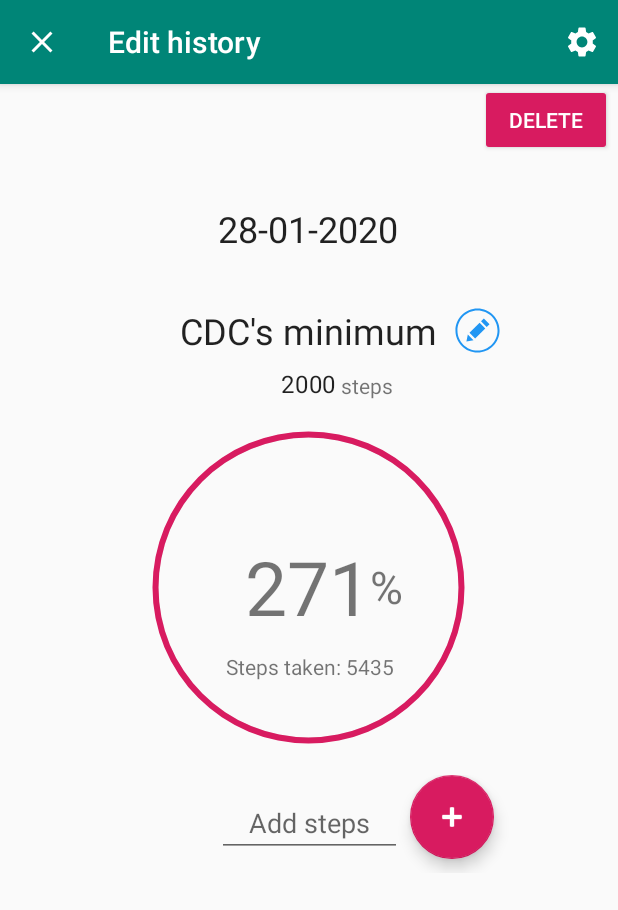
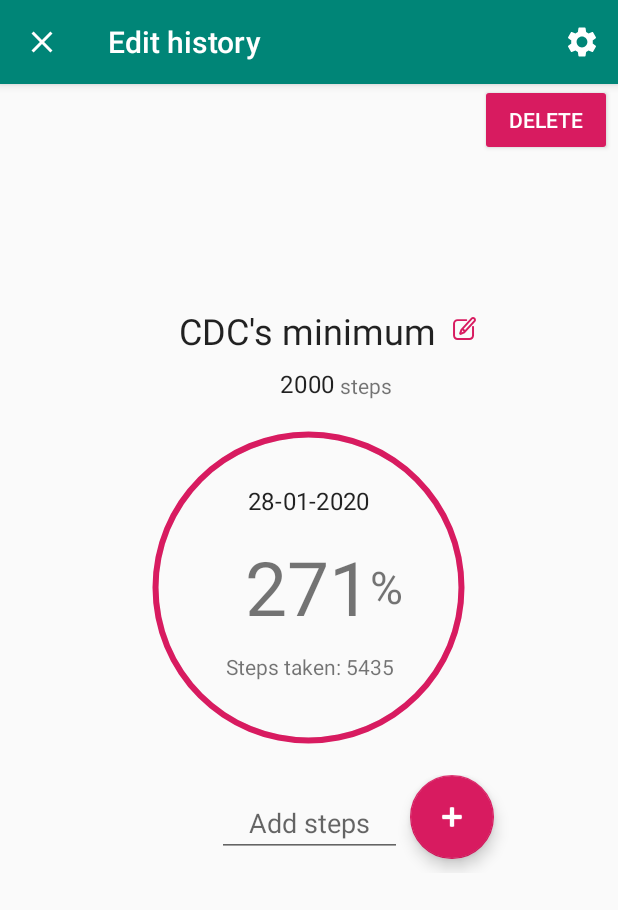
Before and after one commit to NiklavsM/StepCounter, an Android app: the HistoryFragment screen opened through its navigation route, after a tap on an icon or button, on a phone screen of 412 x 824 dp. Shown: the top 910 px of the screen. Run offline under Robolectric (Android 15) with nearby library versions, the phone set to English and light mode, and no system bars; our stand-ins replace Room's generated code, navigation-ui.

```diff
--- a/app/src/main/java/com/example/stepcounter/services/NotificationService.java
+++ b/app/src/main/java/com/example/stepcounter/services/NotificationService.java
@@ -45,11 +45,11 @@ public class NotificationService extends LifecycleService {
                 }
             }
             if (goalCompleted >= 1 && !goalReachedNotified) {
-                NotificationUtils.goalNotification(getApplicationContext(), currentGoalName + " goal completed", "Well done!");
+                NotificationUtils.goalNotification(getApplicationContext(), currentGoalName + " goal completed!", "Well done!");
                 goalReachedNotified = true;
             }
             if (goalCompleted >= 0.5 && goalCompleted < 1 && !goalHalfReachedNotified) {
-                NotificationUtils.goalNotification(getApplicationContext(), "Half way there!", (int) (100 * goalCompleted) + "% completed"
+                NotificationUtils.goalNotification(getApplicationContext(), "Half way there!", (int) (100 * goalCompleted) + "% completed!"
 //                        getApplicationContext().getString(R.string.goal_half_reached_notification_title) + currentGoalName
                 );
                 goalHalfReachedNotified = true;
--- a/app/src/main/java/com/example/stepcounter/ui/history/HistoryFragment.java
+++ b/app/src/main/java/com/example/stepcounter/ui/history/HistoryFragment.java
@@ -15,7 +15,6 @@ import androidx.lifecycle.ViewModelProvider;
 import androidx.navigation.NavController;
 import androidx.navigation.Navigation;
 import androidx.preference.PreferenceManager;
-import androidx.recyclerview.widget.ItemTouchHelper;
 import androidx.recyclerview.widget.LinearLayoutManager;
 import androidx.recyclerview.widget.RecyclerView;
 
@@ -34,7 +33,6 @@ public class HistoryFragment extends Fragment {
     private HistoryViewModel historyViewModel;
     private FloatingActionButton btnAddHistory;
     private NavController navController;
-    private ItemTouchHelper itemTouchHelper;
     private SharedPreferences sharedPreferences;
 
     @Override
@@ -64,21 +62,6 @@ public class HistoryFragment extends Fragment {
                 bundle.putInt(HISTORY_ID, history.getId());
                 navController.navigate(R.id.action_navigation_history_to_navigation_home, bundle);
             });
-            itemTouchHelper = new ItemTouchHelper(new ItemTouchHelper.SimpleCallback(0, ItemTouchHelper.RIGHT | ItemTouchHelper.LEFT) {
-                @Override
-                public boolean onMove(@NonNull RecyclerView recyclerView, @NonNull RecyclerView.ViewHolder viewHolder, @NonNull RecyclerView.ViewHolder target) {
-                    return false;
-                }
-
-                @Override
-                public void onSwiped(@NonNull final RecyclerView.ViewHolder viewHolder, int direction) {
-                    HistoryEntity historyToRemove = historyAdapter.getHistoryAtIndex(viewHolder.getAdapterPosition());
-                    historyViewModel.deleteHistory(historyToRemove);
-                    showUndoSnackbar(historyToRemove);
-                }
-            });
-            itemTouchHelper.attachToRecyclerView(recyclerView);
-
         }
 
         recyclerView.setAdapter(historyAdapter);
--- a/app/src/main/java/com/example/stepcounter/utils/NotificationUtils.java
+++ b/app/src/main/java/com/example/stepcounter/utils/NotificationUtils.java
@@ -33,7 +33,6 @@ public class NotificationUtils {
                 .setLargeIcon(largeIcon(context))
                 .setContentTitle(titleText)
                 .setContentText(bodyText)
-//                .setStyle(new NotificationCompat.BigTextStyle().bigText(bodyText))
                 .setDefaults(Notification.DEFAULT_VIBRATE)
                 .setContentIntent(contentIntent(context))
                 .setAutoCancel(true);
--- /dev/null
+++ b/app/src/main/res/drawable/ic_edit_button.xml
@@ -0,0 +1,12 @@
+<vector xmlns:android="http://schemas.android.com/apk/res/android"
+    android:width="348.882dp"
+    android:height="348.882dp"
+    android:viewportWidth="348.882"
+    android:viewportHeight="348.882">
+  <path
+      android:fillColor="@color/colorAccent"
+      android:pathData="M333.988,11.758l-0.42,-0.383C325.538,4.04 315.129,0 304.258,0c-12.187,0 -23.888,5.159 -32.104,14.153L116.803,184.231c-1.416,1.55 -2.49,3.379 -3.154,5.37l-18.267,54.762c-2.112,6.331 -1.052,13.333 2.835,18.729c3.918,5.438 10.23,8.685 16.886,8.685c0,0 0.001,0 0.001,0c2.879,0 5.693,-0.592 8.362,-1.76l52.89,-23.138c1.923,-0.841 3.648,-2.076 5.063,-3.626L336.771,73.176C352.937,55.479 351.69,27.929 333.988,11.758zM130.381,234.247l10.719,-32.134l0.904,-0.99l20.316,18.556l-0.904,0.99L130.381,234.247zM314.621,52.943L182.553,197.53l-20.316,-18.556L294.305,34.386c2.583,-2.828 6.118,-4.386 9.954,-4.386c3.365,0 6.588,1.252 9.082,3.53l0.419,0.383C319.244,38.922 319.63,47.459 314.621,52.943z"/>
+  <path
+      android:fillColor="@color/colorAccent"
+      android:pathData="M303.85,138.388c-8.284,0 -15,6.716 -15,15v127.347c0,21.034 -17.113,38.147 -38.147,38.147H68.904c-21.035,0 -38.147,-17.113 -38.147,-38.147V100.413c0,-21.034 17.113,-38.147 38.147,-38.147h131.587c8.284,0 15,-6.716 15,-15s-6.716,-15 -15,-15H68.904c-37.577,0 -68.147,30.571 -68.147,68.147v180.321c0,37.576 30.571,68.147 68.147,68.147h181.798c37.576,0 68.147,-30.571 68.147,-68.147V153.388C318.85,145.104 312.134,138.388 303.85,138.388z"/>
+</vector>
--- a/app/src/main/res/layout/activity_main.xml
+++ b/app/src/main/res/layout/activity_main.xml
@@ -1,5 +1,5 @@
 <?xml version="1.0" encoding="utf-8"?>
-<androidx.constraintlayout.widget.ConstraintLayout xmlns:android="http://schemas.android.com/apk/res/android"
+<androidx.coordinatorlayout.widget.CoordinatorLayout xmlns:android="http://schemas.android.com/apk/res/android"
     xmlns:app="http://schemas.android.com/apk/res-auto"
     android:id="@+id/container"
     android:layout_width="match_parent"
@@ -15,14 +15,13 @@
 
     <com.google.android.material.bottomnavigation.BottomNavigationView
         android:id="@+id/nav_view"
-        android:layout_width="0dp"
+        android:layout_width="match_parent"
         android:layout_height="wrap_content"
-        android:layout_marginStart="0dp"
-        android:layout_marginEnd="0dp"
+        android:layout_gravity="bottom"
         android:background="?android:attr/windowBackground"
         app:layout_constraintBottom_toBottomOf="parent"
         app:layout_constraintLeft_toLeftOf="parent"
         app:layout_constraintRight_toRightOf="parent"
         app:menu="@menu/bottom_nav_menu" />
 
-</androidx.constraintlayout.widget.ConstraintLayout>
+</androidx.coordinatorlayout.widget.CoordinatorLayout>
--- a/app/src/main/res/layout/fragment_home.xml
+++ b/app/src/main/res/layout/fragment_home.xml
@@ -22,17 +22,17 @@
         android:id="@+id/tv_date_selected"
         android:layout_width="wrap_content"
         android:layout_height="wrap_content"
-        android:layout_marginTop="80dp"
-        android:textAppearance="@style/TextAppearance.MaterialComponents.Headline5"
-        app:layout_constraintEnd_toEndOf="parent"
-        app:layout_constraintHorizontal_bias="0.498"
-        app:layout_constraintStart_toStartOf="parent"
-        app:layout_constraintTop_toTopOf="parent"
+        android:layout_marginTop="56dp"
+        android:textAppearance="@style/TextAppearance.MaterialComponents.Subtitle1"
+        app:layout_constraintEnd_toEndOf="@+id/progressBar"
+        app:layout_constraintHorizontal_bias="0.502"
+        app:layout_constraintStart_toStartOf="@+id/progressBar"
+        app:layout_constraintTop_toBottomOf="@+id/relativeLayout2"
         tools:text="2/18/2020" />
 
     <androidx.constraintlayout.widget.ConstraintLayout
         android:id="@+id/relativeLayout2"
-        android:layout_width="283dp"
+        android:layout_width="match_parent"
         android:layout_height="wrap_content"
         android:layout_marginTop="124dp"
         app:layout_constraintEnd_toEndOf="@+id/progressBar"
@@ -44,11 +44,10 @@
             android:id="@+id/tv_active_goal"
             android:layout_width="wrap_content"
             android:layout_height="wrap_content"
-            android:layout_below="@+id/tv_active_goal_label"
 
             android:layout_marginTop="24dp"
             android:text="Iron Man"
-            android:textAppearance="@style/TextAppearance.AppCompat.Headline"
+            android:textAppearance="@style/TextAppearance.MaterialComponents.Headline5"
             app:layout_constraintEnd_toEndOf="parent"
             app:layout_constraintHorizontal_bias="0.497"
             app:layout_constraintStart_toStartOf="parent"
@@ -72,7 +71,6 @@
             android:id="@+id/tv_active_goal_steps_label"
             android:layout_width="wrap_content"
             android:layout_height="wrap_content"
-            android:layout_below="@+id/tv_active_goal_label"
             android:layout_centerVertical="true"
             android:layout_toEndOf="@id/tv_active_goal_steps"
             android:text=" steps"
@@ -84,14 +82,15 @@
             android:id="@+id/iv_change_active_goal"
             android:layout_width="30dp"
             android:layout_height="30dp"
-            android:layout_below="@+id/tv_active_goal_label"
             android:layout_centerHorizontal="true"
-            android:layout_marginStart="12dp"
+            android:layout_marginStart="4dp"
             android:layout_toEndOf="@id/tv_active_goal_steps_label"
-            android:src="@drawable/ic_edit_circle"
+            android:padding="7dp"
+            android:src="@drawable/ic_edit_button"
             app:layout_constraintBottom_toBottomOf="@+id/tv_active_goal"
             app:layout_constraintStart_toEndOf="@+id/tv_active_goal"
-            app:layout_constraintTop_toTopOf="@+id/tv_active_goal" />
+            app:layout_constraintTop_toTopOf="@+id/tv_active_goal"
+            app:layout_constraintVertical_bias="0.0" />
     </androidx.constraintlayout.widget.ConstraintLayout>
 
     <RelativeLayout
```
